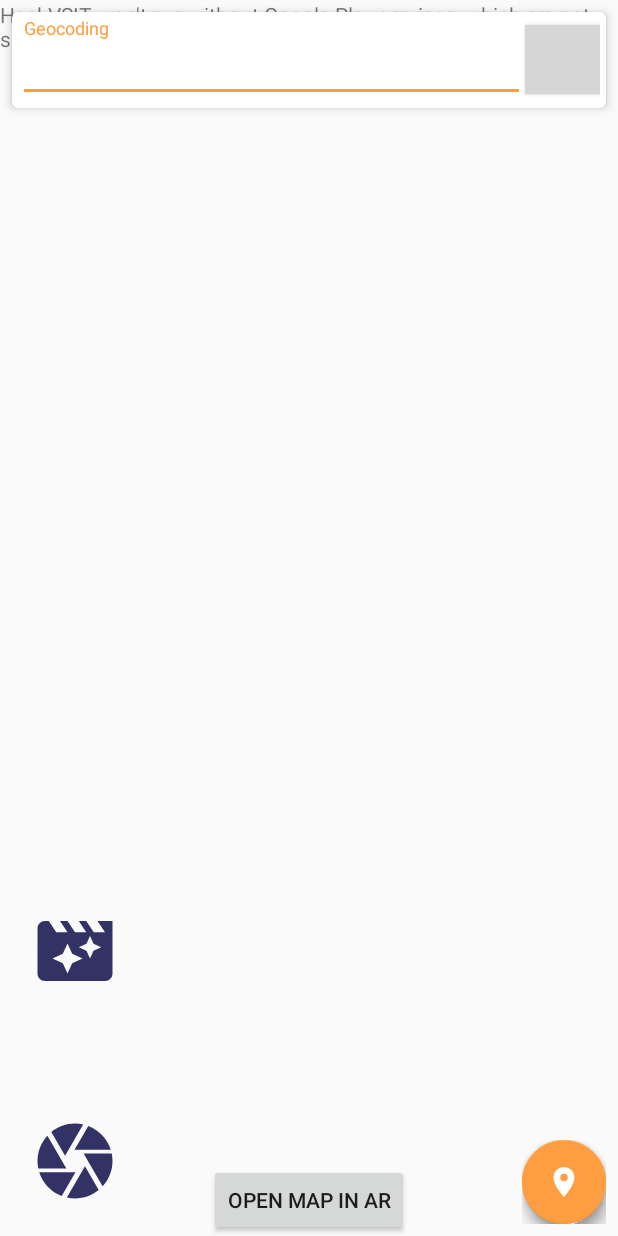
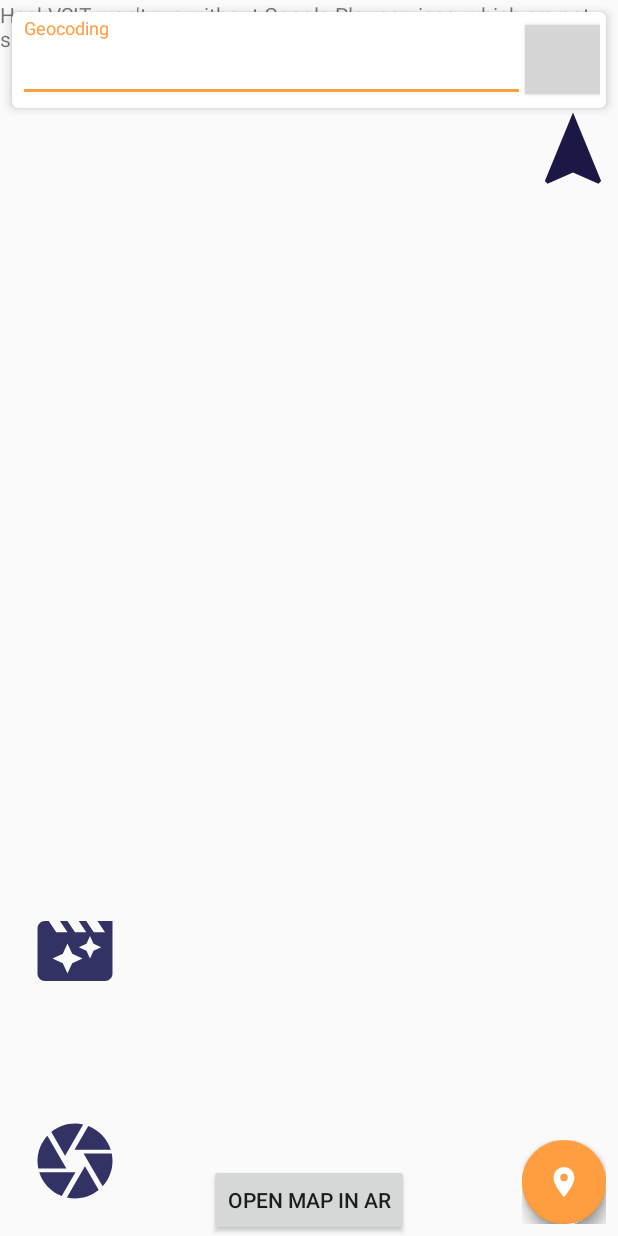
Before and after one commit to HackBMU/HackBMU2020_Termina-tor, an Android app: the screen it shows after launch (MapsActivity), on a phone screen of 412 x 824 dp. Run offline under Robolectric (Android 15) with nearby library versions, the phone set to English and light mode, and no system bars; our stand-ins replace ButterKnife; libraries missing offline, so code that uses them is left out: com.github.clans.fab, com.github.paolorotolo.appintro, com.zook.ar; plain views replace FloatingActionButton, FloatingActionMenu; 5 statements that could not run were skipped; grey boxes are pictures that could not be loaded.

Commit message:
nearby places

```diff
--- a/app/src/main/java/com/z3t4z00k/hackvsit/MapsActivity.java
+++ b/app/src/main/java/com/z3t4z00k/hackvsit/MapsActivity.java
@@ -71,7 +71,7 @@ public class MapsActivity extends FragmentActivity implements OnMapReadyCallback
     double currentlong;
     double deslat;
     double deslong;
-
+    ImageView navigate;
 
     SharedPreferences getPrefs;
     private android.location.Location mLastLocation;
@@ -136,6 +136,26 @@ public class MapsActivity extends FragmentActivity implements OnMapReadyCallback
             public void onClick(View v) {
                 Intent study = new Intent(MapsActivity.this, UnityPlayerActivity.class);
                 startActivity(study);
+            }
+        });
+        navigate=findViewById(R.id.navigation);
+        navigate.setOnClickListener(new View.OnClickListener() {
+            @Override
+            public void onClick(View v) {
+                Intent intent=new Intent(MapsActivity.this,ArCamActivity.class);
+
+                try {
+                    intent.putExtra("SRC", "Current Location");
+                    intent.putExtra("DEST",  deslat+","+
+                           deslong);
+                    intent.putExtra("SRCLATLNG",  currentlat+","+currentlong);
+                    intent.putExtra("DESTLATLNG", deslat+","+
+                            deslong);
+                    startActivity(intent);
+                    finish();
+                }catch (NullPointerException npe){
+                    Log.d(TAG, "onClick: The IntentExtras are Empty");
+                }
             }
         });
         armap.setOnClickListener(new View.OnClickListener() {
@@ -248,6 +268,8 @@ public class MapsActivity extends FragmentActivity implements OnMapReadyCallback
 
                 try{
                     mMap.clear();
+                    deslat=location.getLat();
+                    deslong=location.getLng();
                     LatLng loc = new LatLng(location.getLat(),location.getLng());
                     mMap.addMarker(new MarkerOptions()
                             .position(loc)
--- a/app/src/main/res/drawable/navigation.xml
+++ b/app/src/main/res/drawable/navigation.xml
@@ -4,5 +4,5 @@
     android:width="24dp"
     android:viewportWidth="24"
     android:viewportHeight="24">
-    <path android:fillColor="#FFF"  android:pathData="M12,2L4.5,20.29L5.21,21L12,18L18.79,21L19.5,20.29L12,2Z" />
+    <path android:fillColor="@color/colorPrimary"  android:pathData="M12,2L4.5,20.29L5.21,21L12,18L18.79,21L19.5,20.29L12,2Z" />
 </vector>
--- a/app/src/main/res/layout/activity_maps.xml
+++ b/app/src/main/res/layout/activity_maps.xml
@@ -5,6 +5,8 @@
     xmlns:app="http://schemas.android.com/apk/res-auto"
     android:layout_width="match_parent"
     android:layout_height="match_parent">
+
+
 
     <ProgressBar
         android:id="@+id/progressBar_maps"
@@ -82,6 +84,17 @@
     android:layout_gravity="bottom|center"
     android:layout_width="wrap_content"
     android:layout_height="wrap_content"/>
+    <ImageView
+        android:visibility="visible"
+        android:id="@+id/navigation"
+        android:layout_width="60sp"
+        android:layout_height="60sp"
+        android:src="@drawable/navigation"
+        android:layout_gravity="right"
+        android:layout_marginStart="20sp"
+        android:layout_marginTop="70dp"
+        android:onClick="v360"
+        android:contentDescription="VR" />
     <ImageView
         android:visibility="visible"
         android:id="@+id/v360"
```
Also changed, not shown: 1 other file.
